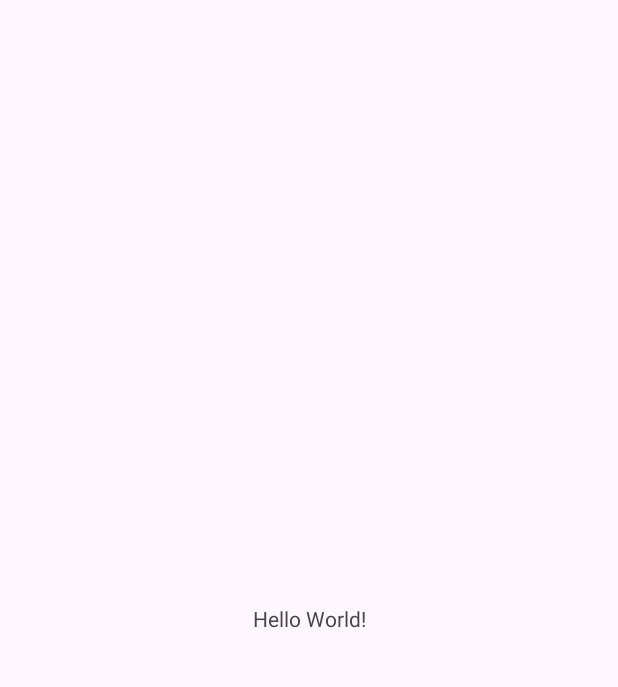
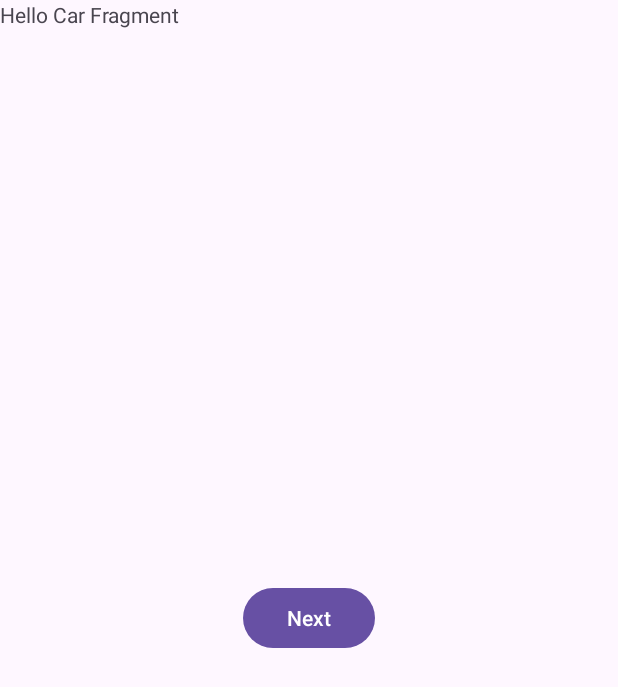
Before and after one commit to almuheetushihab/Navigation-graph-Practice, an Android app: the screen it shows after launch (MainActivity), on a phone screen of 412 x 824 dp. Before the commit the part shown is almost empty. Shown: the top 687 px of the screen. Run offline under Robolectric (Android 15) with nearby library versions, the phone set to English and light mode, and no system bars.

Commit message:
now correcly work button setClickLestener

```diff
--- a/app/src/main/java/com/example/navigation_graph_practice/CarDetailsFragment.kt
+++ b/app/src/main/java/com/example/navigation_graph_practice/CarDetailsFragment.kt
@@ -5,6 +5,8 @@ import android.view.LayoutInflater
 import android.view.View
 import android.view.ViewGroup
 import androidx.fragment.app.Fragment
+import androidx.navigation.NavController
+import androidx.navigation.findNavController
 import com.example.navigation_graph_practice.databinding.CarDetailsFragmentBinding
 
 
@@ -25,6 +27,11 @@ class CarDetailsFragment : Fragment(){
 
     override fun onViewCreated(view: View, savedInstanceState: Bundle?) {
         super.onViewCreated(view, savedInstanceState)
+        binding.buttonSecond.setOnClickListener {
+            val navController: NavController = view.findNavController()
+            navController.navigate(R.id.action_carDetailsFragment2_to_carFragment2)
+        }
+
 
     }
 
--- a/app/src/main/java/com/example/navigation_graph_practice/CarFragment.kt
+++ b/app/src/main/java/com/example/navigation_graph_practice/CarFragment.kt
@@ -5,10 +5,13 @@ import androidx.fragment.app.Fragment
 import android.view.LayoutInflater
 import android.view.View
 import android.view.ViewGroup
+import androidx.navigation.NavController
+import androidx.navigation.findNavController
 import com.example.navigation_graph_practice.databinding.FragmentCarBinding
 
 class CarFragment : Fragment() {
     private lateinit var binding: FragmentCarBinding
+
 
     override fun onCreate(savedInstanceState: Bundle?) {
         super.onCreate(savedInstanceState)
@@ -24,7 +27,11 @@ class CarFragment : Fragment() {
 
     override fun onViewCreated(view: View, savedInstanceState: Bundle?) {
         super.onViewCreated(view, savedInstanceState)
+        binding.button.setOnClickListener {
+            val navController: NavController = view.findNavController()
+            navController.navigate(R.id.action_carFragment_to_carDetailsFragment22)
 
+        }
     }
 
 
--- a/app/src/main/java/com/example/navigation_graph_practice/MainActivity.kt
+++ b/app/src/main/java/com/example/navigation_graph_practice/MainActivity.kt
@@ -10,9 +10,12 @@ import com.example.navigation_graph_practice.databinding.ActivityMainBinding
 
 class MainActivity : AppCompatActivity() {
     private lateinit var binding: ActivityMainBinding
+
     override fun onCreate(savedInstanceState: Bundle?) {
         super.onCreate(savedInstanceState)
         binding = ActivityMainBinding.inflate(layoutInflater)
         setContentView(binding.root)
+
+
     }
 }
--- a/app/src/main/res/layout/activity_main.xml
+++ b/app/src/main/res/layout/activity_main.xml
@@ -7,13 +7,6 @@
     android:layout_height="match_parent"
     tools:context=".MainActivity">
 
-    <TextView
-        android:layout_width="wrap_content"
-        android:layout_height="wrap_content"
-        android:text="Hello World!"
-        app:layout_constraintBottom_toBottomOf="parent"
-        app:layout_constraintEnd_toEndOf="parent"
-        app:layout_constraintStart_toStartOf="parent"
-        app:layout_constraintTop_toTopOf="parent" />
+    <include layout="@layout/content_main" />
 
 </androidx.constraintlayout.widget.ConstraintLayout>
--- a/app/src/main/res/layout/car_details_fragment.xml
+++ b/app/src/main/res/layout/car_details_fragment.xml
@@ -1,14 +1,27 @@
 <?xml version="1.0" encoding="utf-8"?>
 <androidx.constraintlayout.widget.ConstraintLayout xmlns:android="http://schemas.android.com/apk/res/android"
+    xmlns:app="http://schemas.android.com/apk/res-auto"
+    xmlns:tools="http://schemas.android.com/tools"
     android:layout_width="match_parent"
     android:layout_height="match_parent"
-    xmlns:tools="http://schemas.android.com/tools"
     tools:context=".CarDetailsFragment">
 
 
     <TextView
+        android:id="@+id/textView"
         android:layout_width="match_parent"
         android:layout_height="match_parent"
         android:text="@string/hi_car_details_fragment" />
 
+    <Button
+        android:id="@+id/button_second"
+        android:layout_width="wrap_content"
+        android:layout_height="wrap_content"
+        android:text="@string/previous"
+        app:layout_constraintBottom_toBottomOf="parent"
+        app:layout_constraintEnd_toEndOf="parent"
+        app:layout_constraintStart_toStartOf="parent"
+        app:layout_constraintTop_toTopOf="parent" />
+
+
 </androidx.constraintlayout.widget.ConstraintLayout>
--- /dev/null
+++ b/app/src/main/res/layout/content_main.xml
@@ -0,0 +1,20 @@
+<?xml version="1.0" encoding="utf-8"?>
+<androidx.constraintlayout.widget.ConstraintLayout xmlns:android="http://schemas.android.com/apk/res/android"
+    android:layout_width="match_parent"
+    android:layout_height="match_parent"
+    xmlns:app="http://schemas.android.com/apk/res-auto">
+
+
+    <fragment
+        android:id="@+id/nav_host_fragment_content_main"
+        android:name="androidx.navigation.fragment.NavHostFragment"
+        android:layout_width="0dp"
+        android:layout_height="0dp"
+        app:defaultNavHost="true"
+        app:layout_constraintBottom_toBottomOf="parent"
+        app:layout_constraintEnd_toEndOf="parent"
+        app:layout_constraintStart_toStartOf="parent"
+        app:layout_constraintTop_toTopOf="parent"
+        app:navGraph="@navigation/nav_graph" />
+
+</androidx.constraintlayout.widget.ConstraintLayout>
--- a/app/src/main/res/layout/fragment_car.xml
+++ b/app/src/main/res/layout/fragment_car.xml
@@ -1,5 +1,6 @@
 <?xml version="1.0" encoding="utf-8"?>
-<FrameLayout xmlns:android="http://schemas.android.com/apk/res/android"
+<androidx.constraintlayout.widget.ConstraintLayout xmlns:android="http://schemas.android.com/apk/res/android"
+    xmlns:app="http://schemas.android.com/apk/res-auto"
     xmlns:tools="http://schemas.android.com/tools"
     android:layout_width="match_parent"
     android:layout_height="match_parent"
@@ -7,8 +8,21 @@
 
 
     <TextView
+        android:id="@+id/textView"
         android:layout_width="match_parent"
         android:layout_height="match_parent"
-        android:text="@string/hello_car_fragment" />
+        android:text="@string/hello_car_fragment"
+        tools:layout_editor_absoluteX="123dp"
+        tools:layout_editor_absoluteY="-16dp" />
 
-</FrameLayout>
+    <Button
+        android:id="@+id/button"
+        android:layout_width="wrap_content"
+        android:layout_height="wrap_content"
+        android:text="@string/next"
+        app:layout_constraintBottom_toBottomOf="parent"
+        app:layout_constraintEnd_toEndOf="parent"
+        app:layout_constraintStart_toStartOf="parent"
+        app:layout_constraintTop_toTopOf="parent" />
+
+</androidx.constraintlayout.widget.ConstraintLayout>
--- a/app/src/main/res/navigation/nav_graph.xml
+++ b/app/src/main/res/navigation/nav_graph.xml
@@ -10,13 +10,19 @@
         android:name="com.example.navigation_graph_practice.CarFragment"
         android:label="fragment_car"
         tools:layout="@layout/fragment_car" >
+
         <action
-            android:id="@+id/action_carFragment_to_carDetailsFragment2"
+            android:id="@+id/action_carFragment_to_carDetailsFragment22"
             app:destination="@id/carDetailsFragment2" />
     </fragment>
     <fragment
         android:id="@+id/carDetailsFragment2"
         android:name="com.example.navigation_graph_practice.CarDetailsFragment"
         android:label="car_details_fragment"
-        tools:layout="@layout/car_details_fragment" />
+        tools:layout="@layout/car_details_fragment" >
+
+        <action
+            android:id="@+id/action_carDetailsFragment2_to_carFragment2"
+            app:destination="@id/carFragment" />
+    </fragment>
 </navigation>
--- a/app/src/main/res/values/strings.xml
+++ b/app/src/main/res/values/strings.xml
@@ -4,4 +4,6 @@
     <string name="hello_blank_fragment">Hello blank fragment</string>
     <string name="hello_car_fragment">Hello Car Fragment</string>
     <string name="hi_car_details_fragment">Hi Car Details Fragment</string>
+    <string name="next">Next</string>
+    <string name="previous">Previous</string>
 </resources>
```
